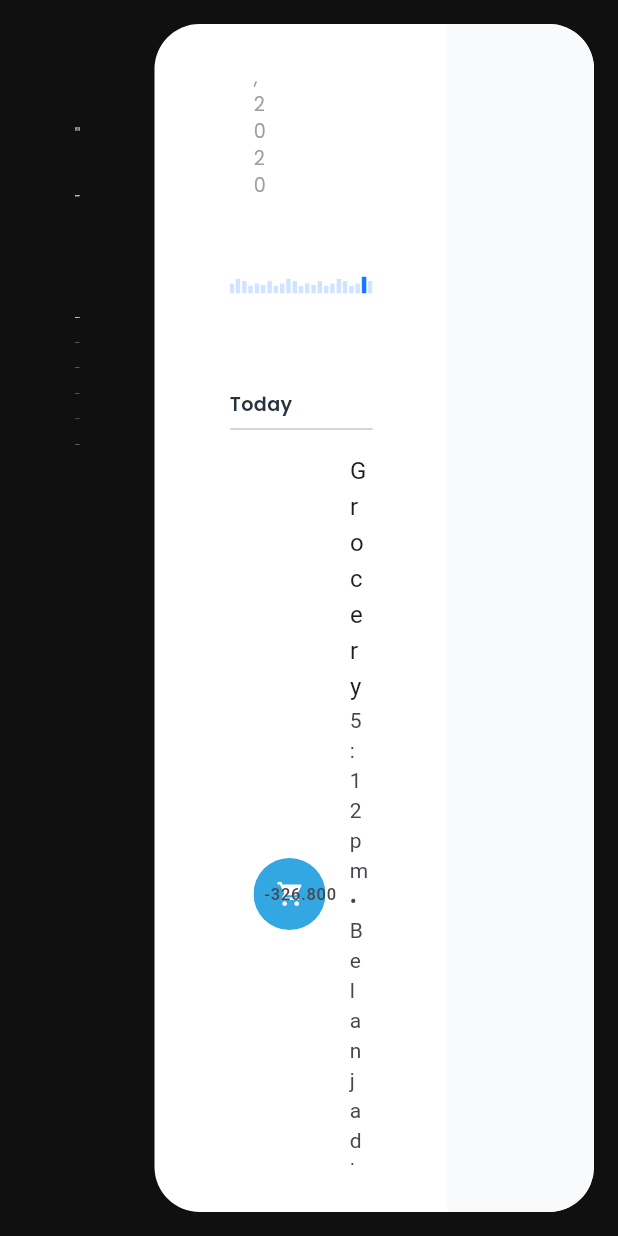
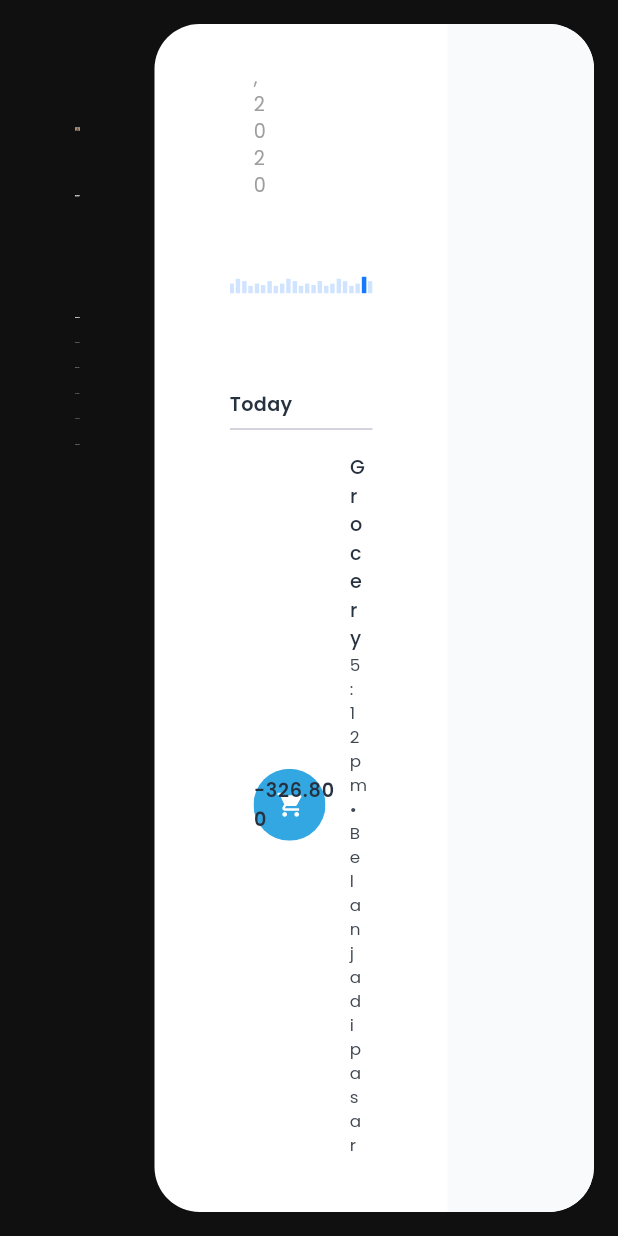
Before and after one commit to YasmeenGad/responsive_dashboard, a Flutter app: the DesktopLayout screen opened directly, scrolled down 576 dp, on a phone screen of 412 x 824 dp. Run offline on Flutter 3.47's test engine with Material 3 defaults, Android fonts, the phone set to English and light mode, and no system bars; our stand-ins replace flutter_svg, google_fonts.

```diff
--- a/lib/src/features/widgets/custom_today_row.dart
+++ b/lib/src/features/widgets/custom_today_row.dart
@@ -1,6 +1,7 @@
 import 'package:flutter/material.dart';
 import 'package:flutter_svg/flutter_svg.dart';
 import 'package:responsive_dashboard/src/core/models/custom_today_model.dart';
+import 'package:responsive_dashboard/src/core/utils/app_styles.dart';
 
 class CustomTodayRow extends StatelessWidget {
   const CustomTodayRow({super.key, required this.customTodayModel});
@@ -9,10 +10,21 @@ class CustomTodayRow extends StatelessWidget {
   @override
   Widget build(BuildContext context) {
     return ListTile(
-leading: SvgPicture.asset(customTodayModel.image,),
-title: Text(customTodayModel.title),
-subtitle: Text(customTodayModel.subtitle),
-trailing: Text(customTodayModel.trailing),
+      leading: SvgPicture.asset(
+        customTodayModel.image,
+      ),
+      title: Text(
+        customTodayModel.title,
+        style: AppTextStyle.styleMedium16(context),
+      ),
+      subtitle: Text(
+        customTodayModel.subtitle,
+        style: AppTextStyle.styleRegular14(context),
+      ),
+      trailing: Text(
+        customTodayModel.trailing,
+        style: AppTextStyle.styleSemiBold16(context),
+      ),
     );
   }
 }
```
Also changed, not shown: lib/src/features/widgets/custom_today_section.dart (+7 -3 lines).
